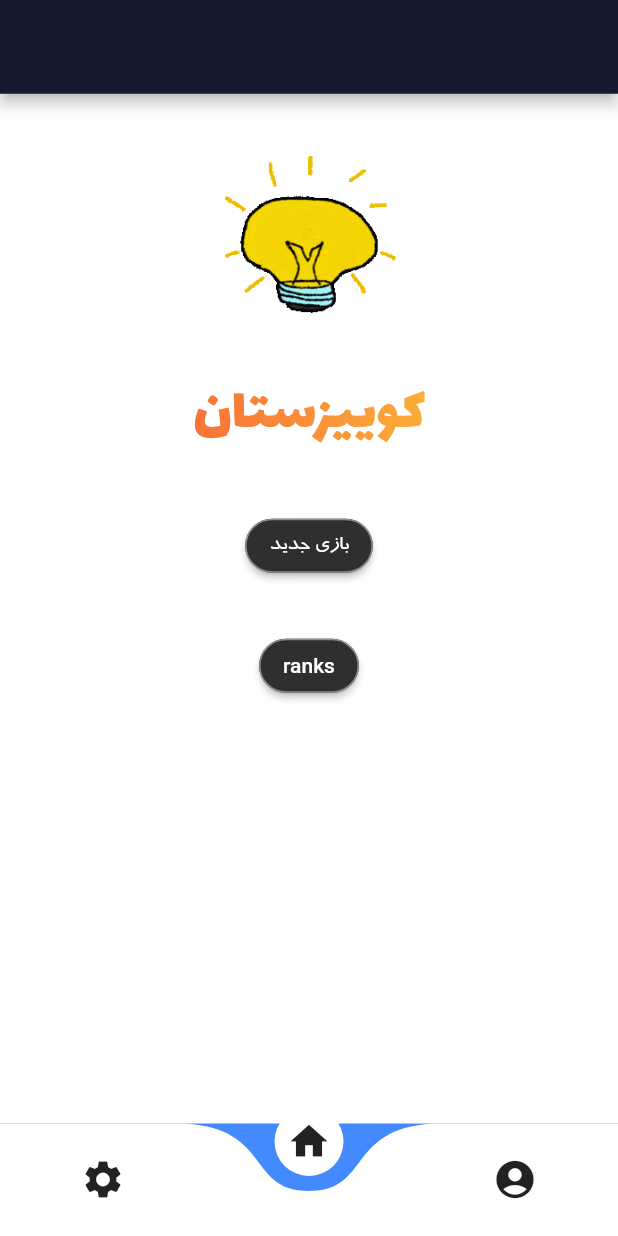
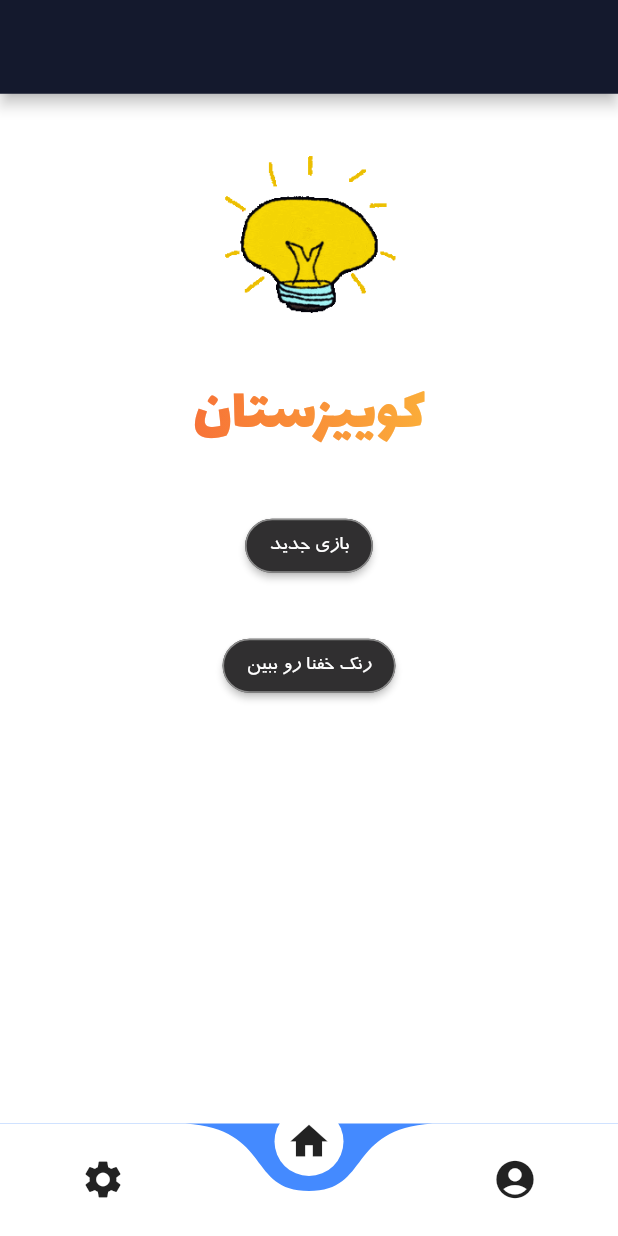
Before and after one commit to dorrin-sot/Mobdev-Game-Project, a Flutter app: the screen it shows after launch, on a phone screen of 412 x 824 dp. Run offline on Flutter 3.47's test engine with Material 2 defaults, Android fonts, the phone set to English and light mode, and no system bars; our stand-ins replace animated_text_kit, charts_flutter, confetti, connectivity_plus, curved_navigation_bar, firebase_core and 9 more; missing offline and left inert: cron, pedantic; accounts and stored records are empty.

Commit message:
rank changed to persian

```diff
--- a/lib/views/appbar_and_navbar/navbar_related.dart
+++ b/lib/views/appbar_and_navbar/navbar_related.dart
@@ -20,6 +20,7 @@ class CustomBottomNavBar extends CurvedNavigationBar {
     final c = Get.put(NavBarController());
 
     return CustomBottomNavBar(
+
       index: 1,
       key: c.navbarStateKey,
       items: NavBarItem.allItems.map((e) => e.iconWidget!).toList(),
--- a/lib/views/navigation_pages/home.dart
+++ b/lib/views/navigation_pages/home.dart
@@ -54,7 +54,7 @@ class HomePage extends StatelessWidget {
               child: Container(
                 child: ElevatedButton(
                   child: Text(
-                    "ranks",
+                    "رنک خفنا رو ببین",
                     style: TextStyle(fontFamily: 'Traffic'),
                   ),
                   onPressed: () =>Get.to(RankPage()),
```
